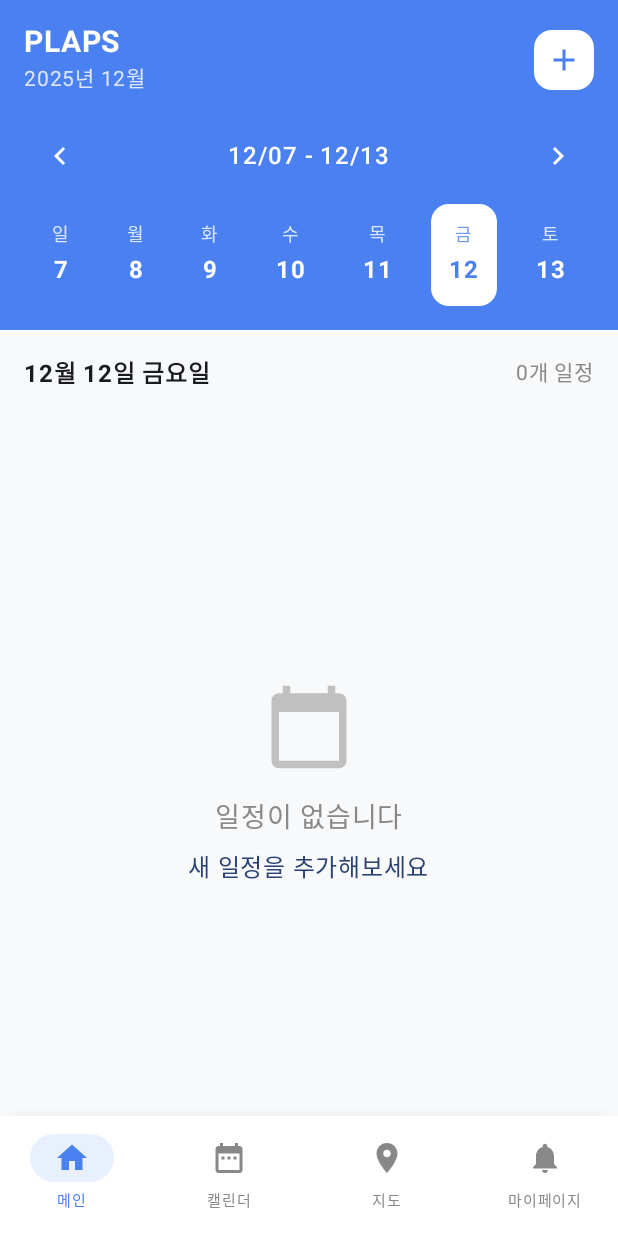
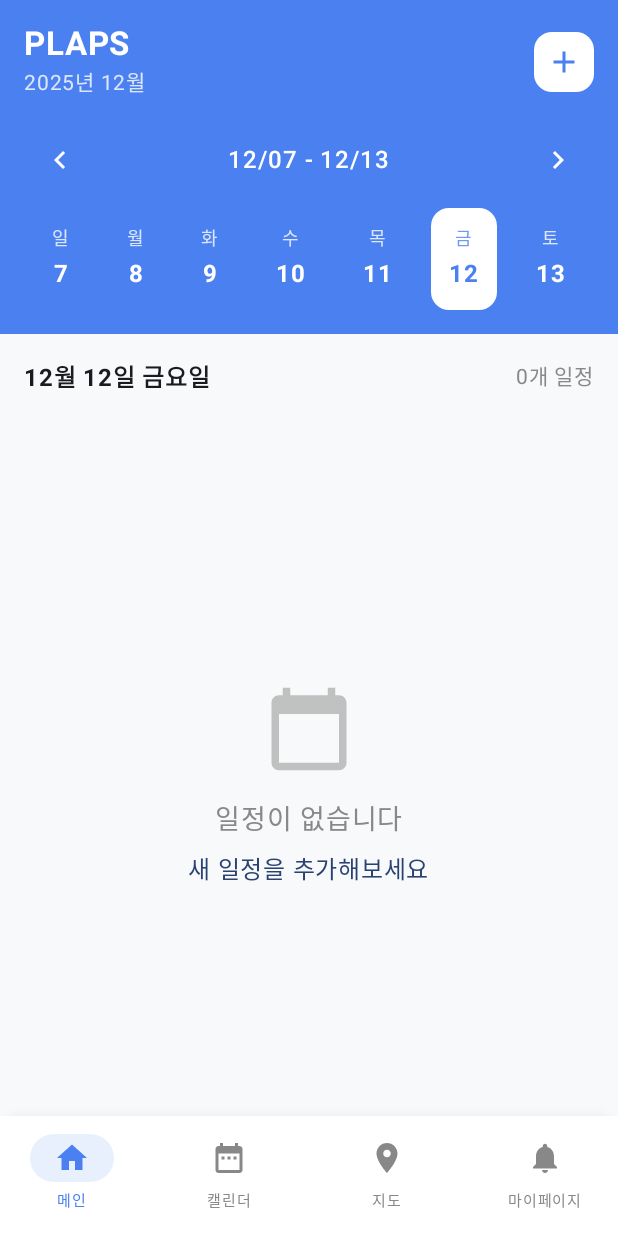
Before and after one commit to Hanshin-OSS-Hub/capstone25-plaps, an Android app built with Jetpack Compose: the screen it shows after launch (MainActivity), on a phone screen of 412 x 824 dp. Run offline under Robolectric (Android 15) with nearby library versions, the phone set to English and light mode, and no system bars; our stand-ins replace Room's generated code; libraries missing offline, so code that uses them is left out: com.kakao.sdk, com.kakao.vectormap, com.kakaomobility.knsdk; 4 statements that could not run were skipped.

Commit message:
메인화면 글씨 및 폰트 변경
기존에 '내 캘린더'에서 'PLAPS'로 메인화면(위클리 일정화면)상단 단어 변경 및 22로 폰트 크기 변경

```diff
--- a/client/app/src/main/java/com/example/plaps/WeeklyScreen.kt
+++ b/client/app/src/main/java/com/example/plaps/WeeklyScreen.kt
@@ -144,7 +144,7 @@
             verticalAlignment = Alignment.CenterVertically
         ) {
             Column {
-                Text("PLAPS", color = Color.White, fontSize = 20.sp, fontWeight = FontWeight.Bold)
+                Text("PLAPS", color = Color.White, fontSize = 22.sp, fontWeight = FontWeight.Bold)
                 Text(selectedDate.format(monthFormatter), color = Color.White.copy(alpha = 0.8f), fontSize = 14.sp)
             }
             // 일정 추가 버튼 (흰색 박스)
```
